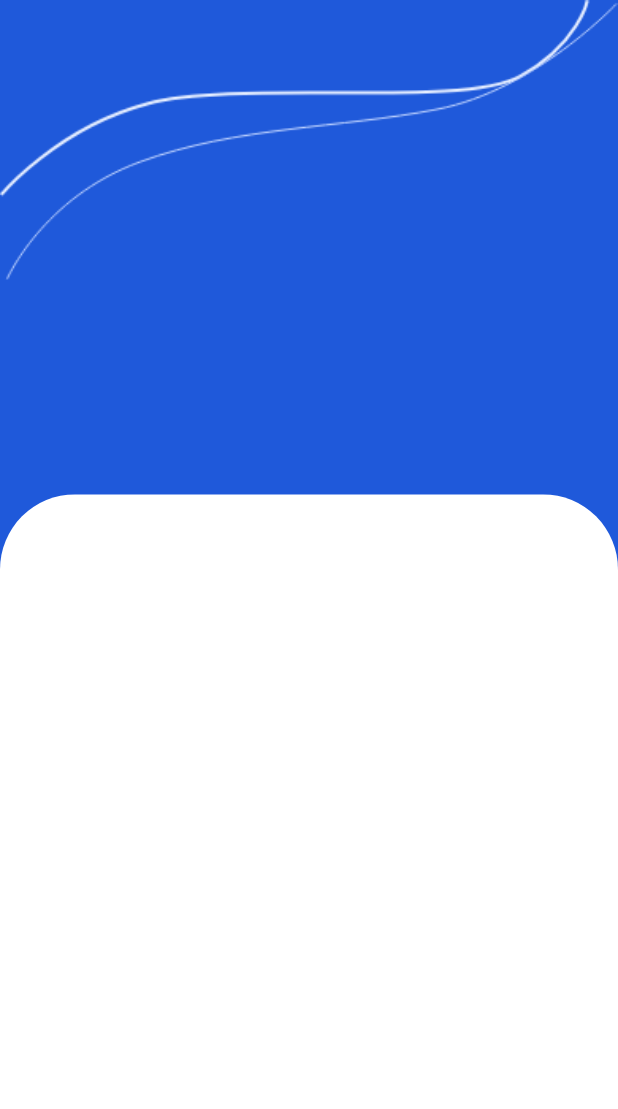
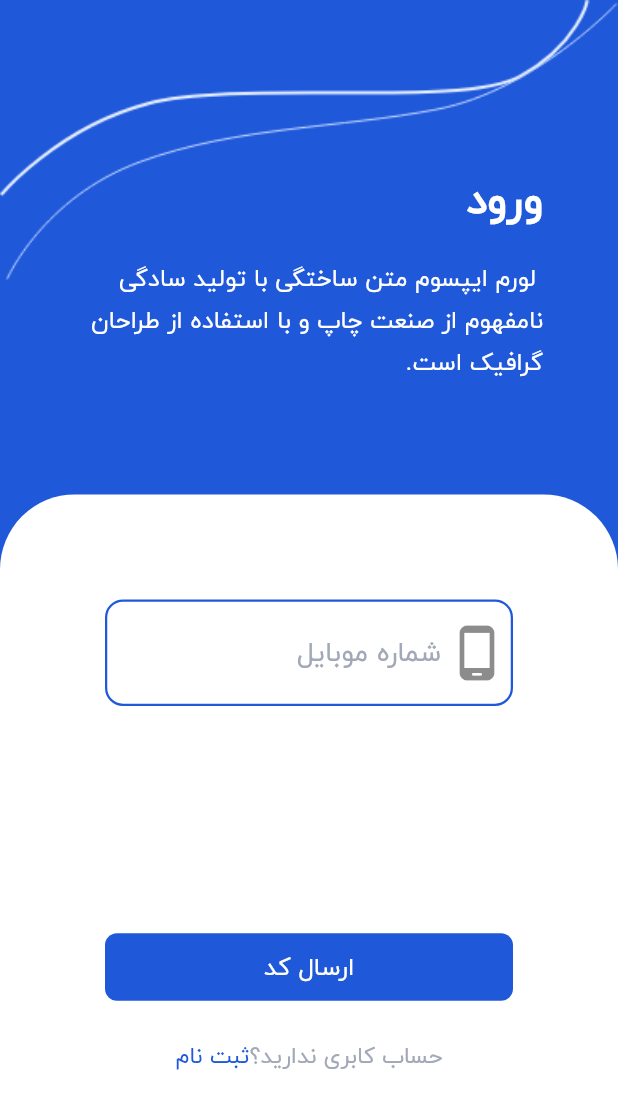
Before and after one commit to BaharBehzadipour/e_contract, a Flutter app: the screen it shows after launch, on a phone screen of 412 x 824 dp. Shown: the top 1109 px of the screen. Run offline on Flutter 3.47's test engine with Material 2 defaults, Android fonts, the phone set to English and light mode, and no system bars.

Commit message:
complete UI of SignIn page

```diff
--- a/lib/SinIn.dart
+++ b/lib/SinIn.dart
@@ -1,8 +1,10 @@
+import 'dart:ui';
 import 'package:e_contract/Widgets/CustomBackground.dart';
 import 'package:flutter/material.dart';
 import 'package:e_contract/Widgets/CustomInput.dart';
 import 'package:e_contract/Widgets/CustomButton.dart';
 import 'package:e_contract/Widgets/CustomBackground.dart';
+import 'package:e_contract/Widgets/TextAndButton.dart';
 
 class SinIn extends StatefulWidget {
   const SinIn({Key? key}) : super(key: key);
@@ -17,23 +19,76 @@ class _SinInState extends State<SinIn> {
     return  Scaffold(
       body: Center(
         child: CustomBackground(
-          up: Container(),
-          down: Container(),
+          up: Container(
+            child: Padding(
+              padding: EdgeInsets.all(50),
+              child: Column(
+                mainAxisAlignment: MainAxisAlignment.center,
+                crossAxisAlignment: CrossAxisAlignment.end,
+                children: [
+                  Padding(
+                    padding: EdgeInsets.only(top: 35,bottom: 15),
+                    child: Text(
+                      "ورود",
+                      style: TextStyle(
+                        color: Colors.white,
+                        fontFamily: "IranYekan" ,
+                        fontSize: 28,
+                        fontWeight:FontWeight.bold
+                      ),
+                    ),
+                  ),
+                  Text(
+                      " لورم ایپسوم متن ساختگی با تولید سادگی نامفهوم از صنعت چاپ و با استفاده از طراحان گرافیک است."
+                  ,style: TextStyle(
+                      color: Colors.white,
+                      fontFamily: "IranYekan" ,
+                      fontSize: 16,
+                    ),
+                    textDirection: TextDirection.rtl,
+                  ),
+                ],
+              ),
+            ),
+          ),
+          down: Padding(
+            padding: EdgeInsets.only(
+              top: 70,
+              right: 70,
+              left: 70,
+            ),
+            child: Container(
+              // color: Colors.purple,
+              child: Column(
+                // mainAxisAlignment: MainAxisAlignment.spaceAround,
+                children: [
+                  CustomInput(
+                    placeholder: 'شماره موبایل',
+                  icon: Icon(
+                      Icons.phone_android_rounded,
+                    size:40
+                  ),
+                  ) ,
+              Padding(
+                padding: EdgeInsets.only(top: 150,bottom: 22),
+                child: Container(
+                  width: MediaQuery.of(context).size.width,
+                  child: CustomButton(
+                          textButton: "ارسال کد",
+                      ),
+                ),
+              ),
+                  TextAndButton(
+                      mainText: "حساب کابری ندارید؟",
+                      clickableText: "ثبت نام",
+                  onClick: (){},
+                  ),
+                ],
+              ),
+            ),
+          ),
 
         ),
-        // child:CustomInput(
-        //   placeholder: 'شماره موبایل',
-        // icon: Icon(
-        //     Icons.phone_android_rounded,
-        //   size:40
-        // ),
-        // ) ,
-        // child: Container(
-        //   width: 310,
-        //   child: CustomButton(
-        //       textButton: "ارسال کد",
-        //   ),
-        // ),
       ),
     );
   }
--- a/lib/Widgets/CustomBackground.dart
+++ b/lib/Widgets/CustomBackground.dart
@@ -24,8 +24,6 @@ class _CustomBackgroundState extends State<CustomBackground> {
                   image: AssetImage("images/lineOfBackground.png"),
                   fit: BoxFit.fitWidth,
                   alignment: Alignment.topCenter,
-
-
                 )
               ),
               child: widget.up
@@ -33,6 +31,7 @@ class _CustomBackgroundState extends State<CustomBackground> {
           ) ,
           Container(
             height: MediaQuery.of(context).size.height * 0.60,
+            width: MediaQuery.of(context).size.width,
             child: widget.down,
 
             decoration: BoxDecoration(
--- a/lib/Widgets/CustomButton.dart
+++ b/lib/Widgets/CustomButton.dart
@@ -27,6 +27,7 @@ class _CustomButtonState extends State<CustomButton> {
       shape: MaterialStateProperty.all(RoundedRectangleBorder(
         borderRadius: BorderRadius.circular(8),
 
+
       ))
     ),
 
--- /dev/null
+++ b/lib/Widgets/TextAndButton.dart
@@ -0,0 +1,43 @@
+import 'package:flutter/material.dart';
+
+class TextAndButton extends StatefulWidget {
+  final String mainText;
+  final String clickableText;
+  final Function onClick;
+  const TextAndButton({Key? key,required this.mainText
+  ,required this.clickableText, required this.onClick}) : super(key: key);
+
+  @override
+  _TextAndButtonState createState() => _TextAndButtonState();
+}
+
+class _TextAndButtonState extends State<TextAndButton> {
+  @override
+  Widget build(BuildContext context) {
+    return Row(
+      mainAxisAlignment: MainAxisAlignment.center,
+      children: [
+        InkWell(
+          child: Text(
+            widget.clickableText,
+            style: TextStyle(
+              color:  Color.fromRGBO(31, 89, 218, 1),
+              fontFamily: "IranYekan" ,
+              fontSize: 15,
+            ),
+          ),
+          onTap:(){ widget.onClick;},
+        ),
+        Text(
+            widget.mainText,
+            style: TextStyle(
+              color: Color.fromRGBO(162, 168, 183, 1),
+              fontFamily: "IranYekan" ,
+              fontSize: 15,
+
+            ),
+        )
+      ],
+    );
+  }
+}
```
